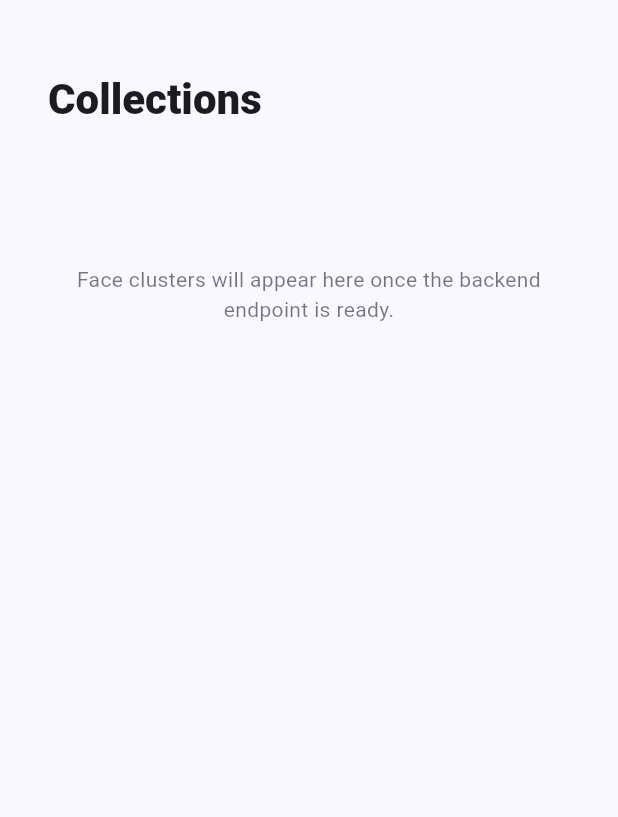
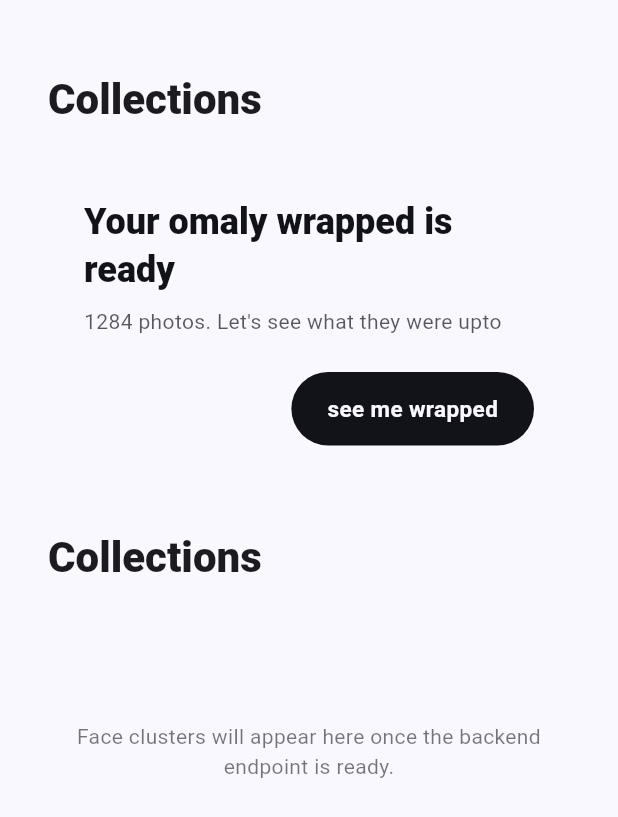
Before and after one commit to ratherpixelate/omaly, a Flutter app: the CollectionsPage screen opened directly, on a phone screen of 412 x 824 dp. Shown: the top 817 px of the screen. Run offline on Flutter 3.47's test engine with Material 3 defaults, Android fonts, the phone set to English and light mode, and no system bars; our stand-ins replace google_fonts; missing offline and left inert: media_kit, media_kit_video; network calls fail.

Commit message:
feat: add wrapped card to Collections page with Spotify Wrapped-style design

```diff
--- a/frontend/lib/pages/pages.dart
+++ b/frontend/lib/pages/pages.dart
@@ -1322,6 +1322,21 @@ class CollectionsPage extends StatelessWidget {
   @override
   Widget build(BuildContext context) {
     final theme = Theme.of(context);
+    final isDark = theme.brightness == Brightness.dark;
+
+    // Colors for the wrapped card based on theme.
+    final wrappedCardBg = isDark
+        ? const Color(0xFF121318)
+        : const Color(0xFFF9F8FE);
+    final wrappedCardText = isDark
+        ? const Color(0xFFF9F8FE)
+        : const Color(0xFF121318);
+    final wrappedButtonBg = isDark
+        ? const Color(0xFFDBE2FF)
+        : const Color(0xFF121318);
+    final wrappedButtonText = isDark
+        ? const Color(0xFF121318)
+        : const Color(0xFFF9F8FE);
 
     return Scaffold(
       backgroundColor: theme.scaffoldBackgroundColor,
@@ -1330,6 +1345,81 @@ class CollectionsPage extends StatelessWidget {
         child: Column(
           crossAxisAlignment: CrossAxisAlignment.start,
           children: [
+            Text(
+              'Collections',
+              style: theme.textTheme.headlineMedium?.copyWith(
+                fontWeight: FontWeight.w800,
+              ),
+            ),
+            const SizedBox(height: 24),
+            // Wrapped card
+            Material(
+              color: wrappedCardBg,
+              borderRadius: BorderRadius.circular(16),
+              clipBehavior: Clip.antiAlias,
+              child: InkWell(
+                onTap: () {
+                  // TODO: Navigate to wrapped screen
+                },
+                child: Padding(
+                  padding: const EdgeInsets.all(24),
+                  child: Column(
+                    crossAxisAlignment: CrossAxisAlignment.start,
+                    children: [
+                      Text(
+                        'Your omaly wrapped is ready',
+                        style: theme.textTheme.headlineSmall?.copyWith(
+                          color: wrappedCardText,
+                          fontWeight: FontWeight.w800,
+                        ),
+                      ),
+                      const SizedBox(height: 8),
+                      Text(
+                        '1284 photos. Let\'s see what they were upto',
+                        style: theme.textTheme.bodyMedium?.copyWith(
+                          color: wrappedCardText.withValues(alpha: 0.7),
+                        ),
+                      ),
+                      const SizedBox(height: 24),
+                      // See me wrapped button - styled like navigation buttons
+                      Align(
+                        alignment: Alignment.centerRight,
+                        child: Material(
+                          color: wrappedButtonBg,
+                          borderRadius: BorderRadius.circular(28),
+                          clipBehavior: Clip.antiAlias,
+                          child: InkWell(
+                            onTap: () {
+                              // TODO: Navigate to wrapped screen
+                            },
+                            hoverColor: Colors.black.withValues(alpha: 0.04),
+                            splashColor: Colors.black.withValues(alpha: 0.06),
+                            highlightColor: Colors.black.withValues(
+                              alpha: 0.02,
+                            ),
+                            child: Padding(
+                              padding: const EdgeInsets.symmetric(
+                                horizontal: 24,
+                                vertical: 14,
+                              ),
+                              child: Text(
+                                'see me wrapped',
+                                style: TextStyle(
+                                  color: wrappedButtonText,
+                                  fontSize: 15,
+                                  fontWeight: FontWeight.w700,
+                                ),
+                              ),
+                            ),
+                          ),
+                        ),
+                      ),
+                    ],
+                  ),
+                ),
+              ),
+            ),
+            const SizedBox(height: 32),
             Text(
               'Collections',
               style: theme.textTheme.headlineMedium?.copyWith(
```
